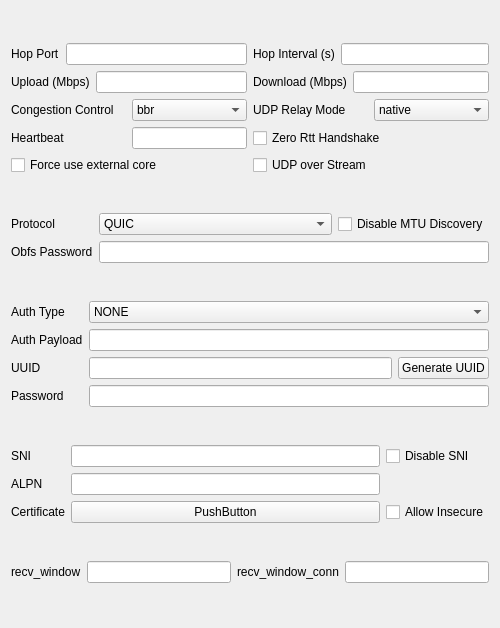
mipselqq/waterdisco, file ui/edit/edit_quic.ui: the form before one commit.
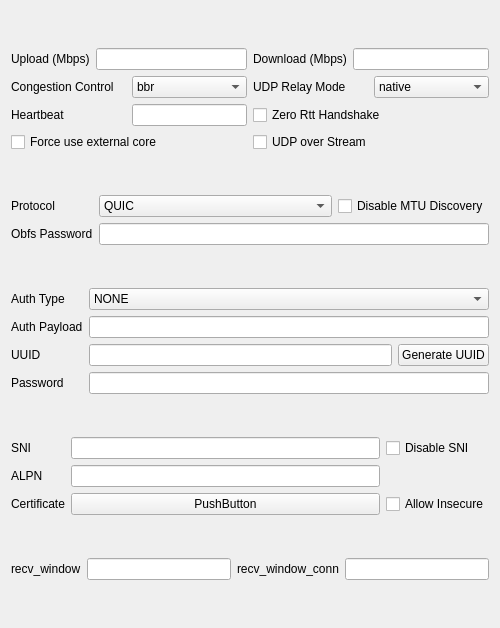
The form after the commit. Custom widgets are drawn as their Qt base class.

Commit message: chore: Remove hysteria port hop from UI

Diff of the .ui file:
```diff
--- a/ui/edit/edit_quic.ui
+++ b/ui/edit/edit_quic.ui
@@ -16,7 +16,7 @@
   <layout class="QVBoxLayout" name="verticalLayout">
    <item>
     <layout class="QGridLayout" name="upBox">
-     <item row="3" column="0">
+     <item row="2" column="0">
       <layout class="QHBoxLayout" name="heartbeatLay">
        <item>
         <widget class="QLabel" name="heartbeat_l">
@@ -37,51 +37,7 @@
        </item>
       </layout>
      </item>
-     <item row="0" column="0">
-      <layout class="QHBoxLayout" name="hopPortLay">
-       <item>
-        <widget class="QLabel" name="hopPort_l">
-         <property name="text">
-          <string>Hop Port</string>
-         </property>
-        </widget>
-       </item>
-       <item>
-        <widget class="MyLineEdit" name="hopPort"/>
-       </item>
-      </layout>
-     </item>
-     <item row="2" column="0">
-      <layout class="QHBoxLayout" name="congestionControlLay">
-       <item>
-        <widget class="QLabel" name="congestionControl_l">
-         <property name="text">
-          <string>Congestion Control</string>
-         </property>
-        </widget>
-       </item>
-       <item>
-        <widget class="QComboBox" name="congestionControl">
-         <item>
-          <property name="text">
-           <string notr="true">bbr</string>
-          </property>
-         </item>
-         <item>
-          <property name="text">
-           <string notr="true">cubic</string>
-          </property>
-         </item>
-         <item>
-          <property name="text">
-           <string notr="true">new_reno</string>
-          </property>
-         </item>
-        </widget>
-       </item>
-      </layout>
-     </item>
-     <item row="1" column="1">
+     <item row="0" column="1">
       <layout class="QHBoxLayout" name="downloadMbpsLay">
        <item>
         <widget class="QLabel" name="downloadMbps_l">
@@ -95,21 +51,17 @@
        </item>
       </layout>
      </item>
-     <item row="0" column="1">
-      <layout class="QHBoxLayout" name="hopIntervalLay">
-       <item>
-        <widget class="QLabel" name="hopInterval_l">
-         <property name="text">
-          <string>Hop Interval (s)</string>
-         </property>
-        </widget>
-       </item>
-       <item>
-        <widget class="MyLineEdit" name="hopInterval"/>
-       </item>
-      </layout>
+     <item row="3" column="1">
+      <widget class="QCheckBox" name="uos">
+       <property name="toolTip">
+        <string notr="true">Requires sing-box server</string>
+       </property>
+       <property name="text">
+        <string notr="true">UDP over Stream</string>
+       </property>
+      </widget>
      </item>
-     <item row="1" column="0">
+     <item row="0" column="0">
       <layout class="QHBoxLayout" name="uploadMbpsLay">
        <item>
         <widget class="QLabel" name="uploadMbps_l">
@@ -124,6 +76,20 @@
       </layout>
      </item>
      <item row="2" column="1">
+      <widget class="QCheckBox" name="zeroRttHandshake">
+       <property name="text">
+        <string>Zero Rtt Handshake</string>
+       </property>
+      </widget>
+     </item>
+     <item row="3" column="0">
+      <widget class="QCheckBox" name="forceExternal">
+       <property name="text">
+        <string>Force use external core</string>
+       </property>
+      </widget>
+     </item>
+     <item row="1" column="1">
       <layout class="QHBoxLayout" name="udpRelayModeLay">
        <item>
         <widget class="QLabel" name="udpRelayMode_l">
@@ -148,29 +114,35 @@
        </item>
       </layout>
      </item>
-     <item row="3" column="1">
-      <widget class="QCheckBox" name="zeroRttHandshake">
-       <property name="text">
-        <string>Zero Rtt Handshake</string>
-       </property>
-      </widget>
-     </item>
-     <item row="4" column="1">
-      <widget class="QCheckBox" name="uos">
-       <property name="toolTip">
-        <string notr="true">Requires sing-box server</string>
-       </property>
-       <property name="text">
-        <string notr="true">UDP over Stream</string>
-       </property>
-      </widget>
-     </item>
-     <item row="4" column="0">
-      <widget class="QCheckBox" name="forceExternal">
-       <property name="text">
-        <string>Force use external core</string>
-       </property>
-      </widget>
+     <item row="1" column="0">
+      <layout class="QHBoxLayout" name="congestionControlLay">
+       <item>
+        <widget class="QLabel" name="congestionControl_l">
+         <property name="text">
+          <string>Congestion Control</string>
+         </property>
+        </widget>
+       </item>
+       <item>
+        <widget class="QComboBox" name="congestionControl">
+         <item>
+          <property name="text">
+           <string notr="true">bbr</string>
+          </property>
+         </item>
+         <item>
+          <property name="text">
+           <string notr="true">cubic</string>
+          </property>
+         </item>
+         <item>
+          <property name="text">
+           <string notr="true">new_reno</string>
+          </property>
+         </item>
+        </widget>
+       </item>
+      </layout>
      </item>
     </layout>
    </item>
```
Left out of the diff: 6 changed lines with no effect on the pictures. The commit also changes 3 other files.
